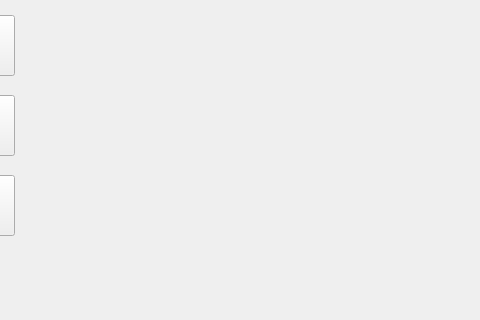
Before: the Qt Designer form automaatti/withdraw.ui in tvt20kmo-ohjelmistokehitysprojekti/Group5, drawn with Qt 5; both pictures show x 136 to 616 and y 125 to 445 of the 616 by 445 pixel window.
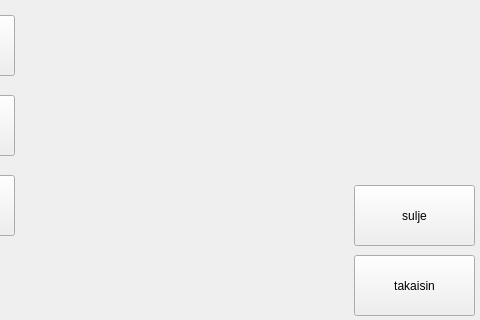
After: the same form once the commit is applied.

What changed in the file:
```diff
--- a/automaatti/withdraw.ui
+++ b/automaatti/withdraw.ui
@@ -154,6 +154,32 @@
     <string/>
    </property>
   </widget>
+  <widget class="QPushButton" name="btntakaisin">
+   <property name="geometry">
+    <rect>
+     <x>490</x>
+     <y>380</y>
+     <width>121</width>
+     <height>61</height>
+    </rect>
+   </property>
+   <property name="text">
+    <string>takaisin</string>
+   </property>
+  </widget>
+  <widget class="QPushButton" name="btnsulje">
+   <property name="geometry">
+    <rect>
+     <x>490</x>
+     <y>310</y>
+     <width>121</width>
+     <height>61</height>
+    </rect>
+   </property>
+   <property name="text">
+    <string>sulje</string>
+   </property>
+  </widget>
  </widget>
  <resources/>
  <connections/>
```
